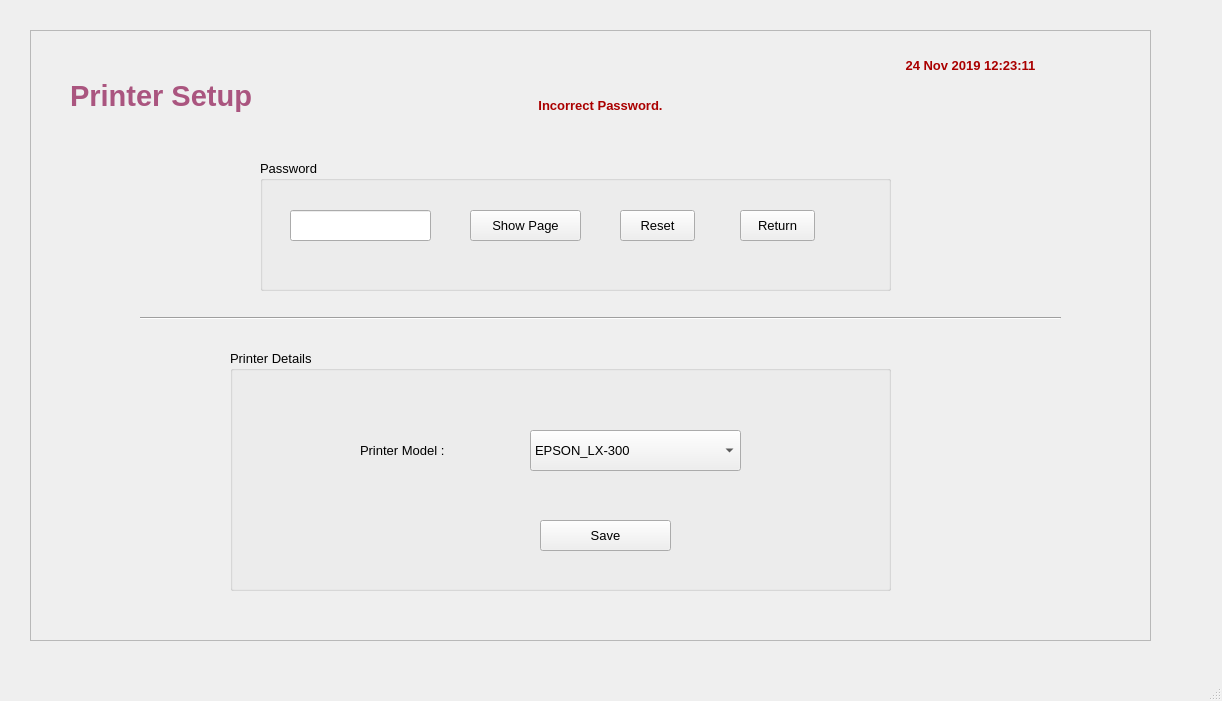
Qt form FCI/ui/fci_16_admin_printer_setup.ui (sanjaymanegit/testRepo) before a commit.
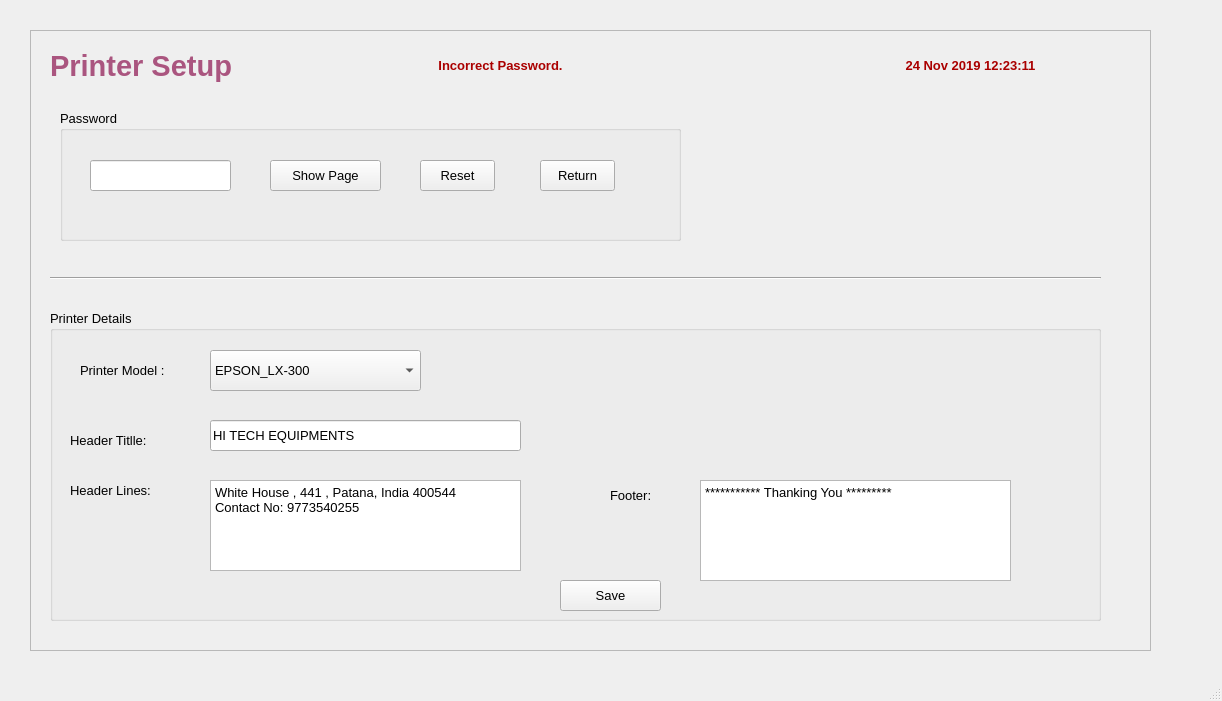
The same form after that commit.

```diff
--- a/FCI/ui/fci_16_admin_printer_setup.ui
+++ b/FCI/ui/fci_16_admin_printer_setup.ui
@@ -26,7 +26,7 @@
       <x>30</x>
       <y>30</y>
       <width>1121</width>
-      <height>611</height>
+      <height>621</height>
      </rect>
     </property>
     <property name="layoutDirection">
@@ -41,9 +41,9 @@
     <widget class="QLabel" name="label_19">
      <property name="geometry">
       <rect>
-       <x>40</x>
-       <y>40</y>
-       <width>451</width>
+       <x>20</x>
+       <y>10</y>
+       <width>221</width>
        <height>51</height>
       </rect>
      </property>
@@ -69,8 +69,8 @@
     <widget class="QLabel" name="label_3">
      <property name="geometry">
       <rect>
-       <x>460</x>
-       <y>60</y>
+       <x>360</x>
+       <y>20</y>
        <width>221</width>
        <height>31</height>
       </rect>
@@ -97,9 +97,9 @@
     <widget class="QGroupBox" name="groupBox">
      <property name="geometry">
       <rect>
-       <x>230</x>
-       <y>130</y>
-       <width>631</width>
+       <x>30</x>
+       <y>80</y>
+       <width>621</width>
        <height>131</height>
       </rect>
      </property>
@@ -199,9 +199,9 @@
     <widget class="Line" name="line">
      <property name="geometry">
       <rect>
-       <x>110</x>
-       <y>280</y>
-       <width>921</width>
+       <x>20</x>
+       <y>240</y>
+       <width>1051</width>
        <height>16</height>
       </rect>
      </property>
@@ -212,10 +212,10 @@
     <widget class="QGroupBox" name="groupBox_2">
      <property name="geometry">
       <rect>
-       <x>200</x>
-       <y>320</y>
-       <width>661</width>
-       <height>241</height>
+       <x>20</x>
+       <y>280</y>
+       <width>1051</width>
+       <height>311</height>
       </rect>
      </property>
      <property name="font">
@@ -230,9 +230,9 @@
      <widget class="QPushButton" name="pushButton_5">
       <property name="geometry">
        <rect>
-        <x>310</x>
-        <y>170</y>
-        <width>131</width>
+        <x>510</x>
+        <y>270</y>
+        <width>101</width>
         <height>31</height>
        </rect>
       </property>
@@ -249,8 +249,8 @@
      <widget class="QLabel" name="label_8">
       <property name="geometry">
        <rect>
-        <x>130</x>
-        <y>80</y>
+        <x>30</x>
+        <y>40</y>
         <width>121</width>
         <height>41</height>
        </rect>
@@ -262,8 +262,8 @@
      <widget class="QComboBox" name="comboBox">
       <property name="geometry">
        <rect>
-        <x>300</x>
-        <y>80</y>
+        <x>160</x>
+        <y>40</y>
         <width>211</width>
         <height>41</height>
        </rect>
@@ -284,6 +284,93 @@
        </property>
       </item>
      </widget>
+     <widget class="QLabel" name="label_9">
+      <property name="geometry">
+       <rect>
+        <x>20</x>
+        <y>110</y>
+        <width>121</width>
+        <height>41</height>
+       </rect>
+      </property>
+      <property name="text">
+       <string>Header Titlle:</string>
+      </property>
+     </widget>
+     <widget class="QLineEdit" name="lineEdit_2">
+      <property name="geometry">
+       <rect>
+        <x>160</x>
+        <y>110</y>
+        <width>311</width>
+        <height>31</height>
+       </rect>
+      </property>
+      <property name="text">
+       <string>HI TECH EQUIPMENTS</string>
+      </property>
+     </widget>
+     <widget class="QLabel" name="label_10">
+      <property name="geometry">
+       <rect>
+        <x>20</x>
+        <y>160</y>
+        <width>101</width>
+        <height>41</height>
+       </rect>
+      </property>
+      <property name="text">
+       <string>Header Lines:</string>
+      </property>
+     </widget>
+     <widget class="QTextEdit" name="textEdit">
+      <property name="geometry">
+       <rect>
+        <x>160</x>
+        <y>170</y>
+        <width>311</width>
+        <height>91</height>
+       </rect>
+      </property>
+      <property name="html">
+       <string>&lt;!DOCTYPE HTML PUBLIC &quot;-//W3C//DTD HTML 4.0//EN&quot; &quot;http://www.w3.org/TR/REC-html40/strict.dtd&quot;&gt;
+&lt;html&gt;&lt;head&gt;&lt;meta name=&quot;qrichtext&quot; content=&quot;1&quot; /&gt;&lt;style type=&quot;text/css&quot;&gt;
+p, li { white-space: pre-wrap; }
+&lt;/style&gt;&lt;/head&gt;&lt;body style=&quot; font-family:'MS Sans Serif'; font-size:10pt; font-weight:400; font-style:normal;&quot;&gt;
+&lt;p style=&quot; margin-top:0px; margin-bottom:0px; margin-left:0px; margin-right:0px; -qt-block-indent:0; text-indent:0px;&quot;&gt;White House , 441 , Patana, India 400544&lt;/p&gt;
+&lt;p style=&quot; margin-top:0px; margin-bottom:0px; margin-left:0px; margin-right:0px; -qt-block-indent:0; text-indent:0px;&quot;&gt;Contact No: 9773540255&lt;/p&gt;&lt;/body&gt;&lt;/html&gt;</string>
+      </property>
+     </widget>
+     <widget class="QLabel" name="label_11">
+      <property name="geometry">
+       <rect>
+        <x>560</x>
+        <y>170</y>
+        <width>71</width>
+        <height>31</height>
+       </rect>
+      </property>
+      <property name="text">
+       <string>Footer:</string>
+      </property>
+     </widget>
+     <widget class="QTextEdit" name="textEdit_2">
+      <property name="geometry">
+       <rect>
+        <x>650</x>
+        <y>170</y>
+        <width>311</width>
+        <height>101</height>
+       </rect>
+      </property>
+      <property name="html">
+       <string>&lt;!DOCTYPE HTML PUBLIC &quot;-//W3C//DTD HTML 4.0//EN&quot; &quot;http://www.w3.org/TR/REC-html40/strict.dtd&quot;&gt;
+&lt;html&gt;&lt;head&gt;&lt;meta name=&quot;qrichtext&quot; content=&quot;1&quot; /&gt;&lt;style type=&quot;text/css&quot;&gt;
+p, li { white-space: pre-wrap; }
+&lt;/style&gt;&lt;/head&gt;&lt;body style=&quot; font-family:'MS Sans Serif'; font-size:10pt; font-weight:400; font-style:normal;&quot;&gt;
+&lt;p style=&quot; margin-top:0px; margin-bottom:0px; margin-left:0px; margin-right:0px; -qt-block-indent:0; text-indent:0px;&quot;&gt;*********** Thanking You *********&lt;/p&gt;&lt;/body&gt;&lt;/html&gt;</string>
+      </property>
+     </widget>
     </widget>
    </widget>
   </widget>
```
